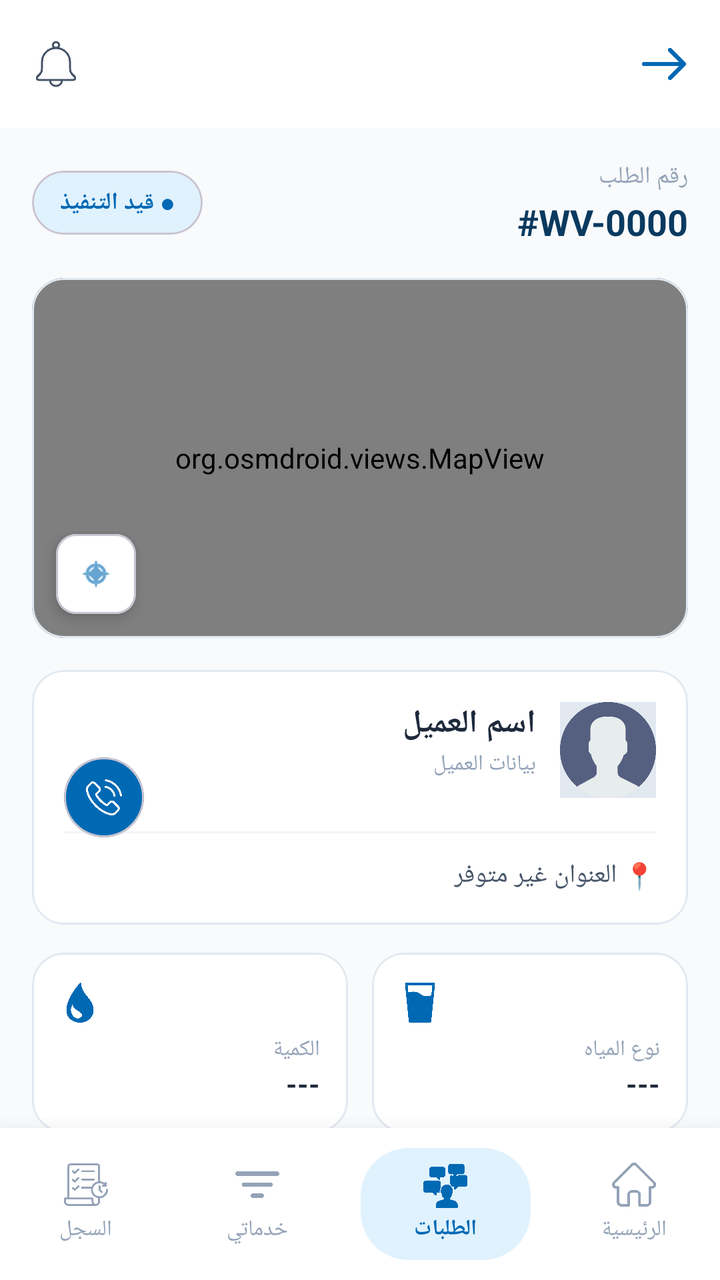
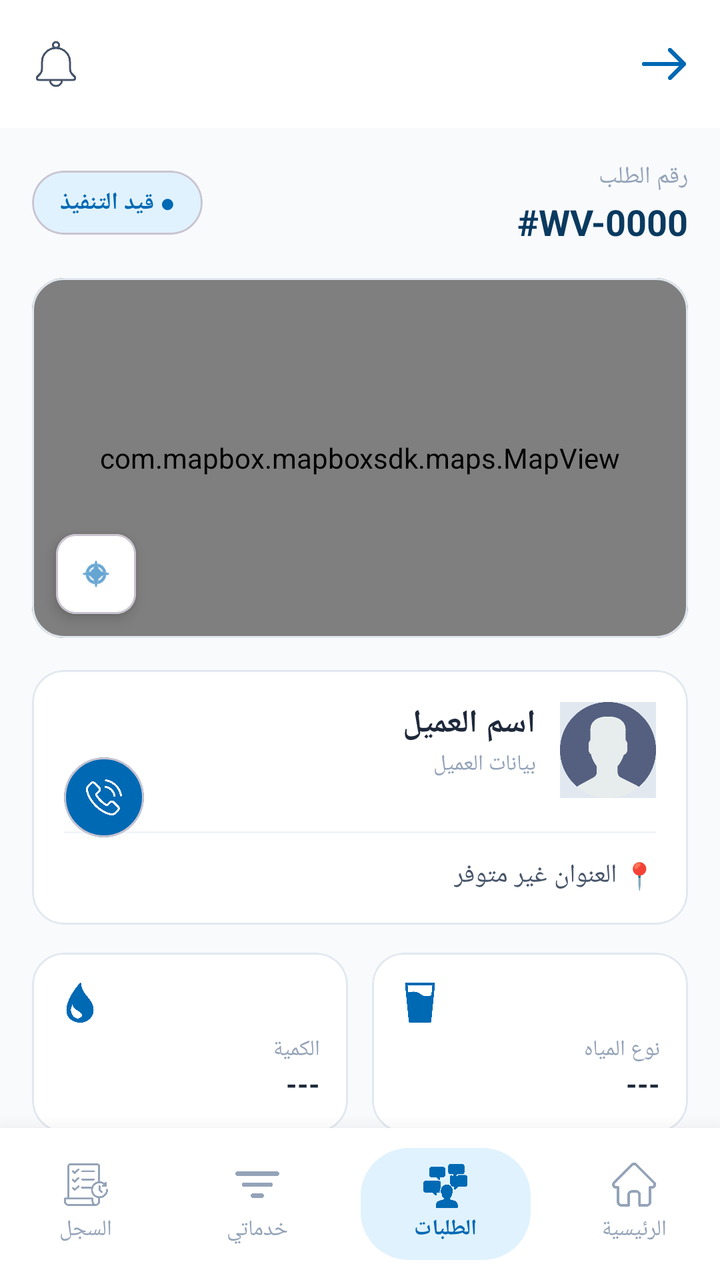

Two renders of the same Android screen: before a commit and after it. Below are the layout's source before the change and the commit's diff.
<!-- AndroidManifest.xml: application theme Theme.GraduationProject -->
<!-- res/layout/activity_provider_order_details.xml -->
<?xml version="1.0" encoding="utf-8"?>
<androidx.constraintlayout.widget.ConstraintLayout
    xmlns:android="http://schemas.android.com/apk/res/android"
    xmlns:app="http://schemas.android.com/apk/res-auto"
    xmlns:tools="http://schemas.android.com/tools"
    android:layout_width="match_parent"
    android:layout_height="match_parent"
    android:background="#F8FAFC"
    android:layoutDirection="rtl">

    <RelativeLayout
        android:id="@+id/layoutHeaderDetails"
        android:layout_width="match_parent"
        android:layout_height="64dp"
        android:background="#FFFFFF"
        android:paddingHorizontal="16dp"
        app:layout_constraintTop_toTopOf="parent">

        <ImageView
            android:id="@+id/btnBack"
            android:layout_width="24dp"
            android:layout_height="24dp"
            android:layout_alignParentRight="true"
            android:layout_centerVertical="true"
            android:src="@drawable/back"
            android:contentDescription="رجوع"
            app:tint="#0069B4" />

        <ImageView
            android:id="@+id/btnNotification"
            android:layout_width="24dp"
            android:layout_height="24dp"
            android:layout_alignParentLeft="true"
            android:layout_centerVertical="true"
            android:src="@drawable/notification"
            android:contentDescription="التنبيهات"
            app:tint="#475569" />
    </RelativeLayout>

    <ScrollView
        android:layout_width="match_parent"
        android:layout_height="0dp"
        android:fillViewport="true"
        android:scrollbars="none"
        app:layout_constraintTop_toBottomOf="@id/layoutHeaderDetails"
        app:layout_constraintBottom_toTopOf="@id/bottomNavProvider">

        <LinearLayout
            android:layout_width="match_parent"
            android:layout_height="wrap_content"
            android:orientation="vertical"
            android:padding="16dp">

            <RelativeLayout
                android:layout_width="match_parent"
                android:layout_height="wrap_content"
                android:layout_marginBottom="16dp">

                <LinearLayout
                    android:layout_width="wrap_content"
                    android:layout_height="wrap_content"
                    android:orientation="vertical"
                    android:layout_alignParentRight="true">
                    <TextView
                        android:layout_width="wrap_content"
                        android:layout_height="wrap_content"
                        android:text="رقم الطلب"
                        android:textColor="#94A3B8"
                        android:textSize="12sp" />
                    <TextView
                        android:id="@+id/tvOrderNumber"
                        android:layout_width="wrap_content"
                        android:layout_height="wrap_content"
                        android:text="#WV-0000"
                        android:textColor="#0A3A60"
                        android:textSize="18sp"
                        android:textStyle="bold"
                        android:layout_marginTop="2dp" />
                </LinearLayout>

                <com.google.android.material.card.MaterialCardView
                    android:layout_width="wrap_content"
                    android:layout_height="32dp"
                    android:layout_alignParentLeft="true"
                    android:layout_centerVertical="true"
                    app:cardBackgroundColor="#E0F2FE"
                    app:cardCornerRadius="16dp"
                    app:cardElevation="0dp">
                    <TextView
                        android:id="@+id/tvOrderStatus"
                        android:layout_width="wrap_content"
                        android:layout_height="wrap_content"
                        android:layout_gravity="center"
                        android:paddingHorizontal="14dp"
                        android:text="● قيد التنفيذ"
                        android:textColor="#0069B4"
                        android:textSize="12sp"
                        android:textStyle="bold" />
                </com.google.android.material.card.MaterialCardView>
            </RelativeLayout>

            <com.google.android.material.card.MaterialCardView
                android:layout_width="match_parent"
                android:layout_height="180dp"
                android:layout_marginBottom="16dp"
                app:cardCornerRadius="16dp"
                app:cardElevation="0dp"
                app:strokeColor="#E2E8F0"
                app:strokeWidth="1dp">

                <RelativeLayout
                    android:layout_width="match_parent"
                    android:layout_height="match_parent">

                    <org.osmdroid.views.MapView
                        android:id="@+id/mapView"
                        android:layout_width="match_parent"
                        android:layout_height="match_parent" />

                    <com.google.android.material.card.MaterialCardView
                        android:layout_width="40dp"
                        android:layout_height="40dp"
                        android:layout_alignParentLeft="true"
                        android:layout_alignParentBottom="true"
                        android:layout_margin="12dp"
                        app:cardBackgroundColor="#FFFFFF"
                        app:cardCornerRadius="10dp"
                        app:cardElevation="4dp">

                        <ImageView
                            android:layout_width="20dp"
                            android:layout_height="17dp"
                            android:layout_gravity="center"
                            android:src="@android:drawable/ic_menu_compass"
                            android:contentDescription="بوصلة"
                            app:tint="#0069B4" />
                    </com.google.android.material.card.MaterialCardView>
                </RelativeLayout>
            </com.google.android.material.card.MaterialCardView>

            <com.google.android.material.card.MaterialCardView
                android:layout_width="match_parent"
                android:layout_height="wrap_content"
                android:layout_marginBottom="14dp"
                app:cardBackgroundColor="#FFFFFF"
                app:cardCornerRadius="16dp"
                app:cardElevation="0dp"
                app:strokeColor="#E2E8F0"
                app:strokeWidth="1dp">

                <RelativeLayout
                    android:layout_width="match_parent"
                    android:layout_height="wrap_content"
                    android:padding="16dp">

                    <View
                        android:id="@+id/dividerCustomer"
                        android:layout_width="match_parent"
                        android:layout_height="1dp"
                        android:layout_below="@id/layoutCustomerInfo"
                        android:layout_marginTop="26dp"
                        android:background="#F1F5F9" />

                    <com.google.android.material.imageview.ShapeableImageView
                        android:id="@+id/imgCustomer"
                        android:layout_width="48dp"
                        android:layout_height="48dp"
                        android:layout_alignParentRight="true"
                        android:src="@drawable/user"
                        android:contentDescription="صورة العميل"
                        android:background="#E2E8F0" />

                    <LinearLayout
                        android:id="@+id/layoutCustomerInfo"
                        android:layout_width="wrap_content"
                        android:layout_height="wrap_content"
                        android:orientation="vertical"
                        android:layout_toLeftOf="@id/imgCustomer"
                        android:layout_marginRight="12dp">
                        <TextView
                            android:id="@+id/tvCustomerName"
                            android:layout_width="wrap_content"
                            android:layout_height="wrap_content"
                            android:text="اسم العميل"
                            android:textColor="#1E293B"
                            android:textSize="16sp"
                            android:textStyle="bold" />
                        <TextView
                            android:layout_width="wrap_content"
                            android:layout_height="wrap_content"
                            android:text="بيانات العميل"
                            android:textColor="#94A3B8"
                            android:textSize="11sp"
                            android:layout_marginTop="2dp" />
                    </LinearLayout>

                    <com.google.android.material.card.MaterialCardView
                        android:id="@+id/btnCallCustomer"
                        android:layout_width="40dp"
                        android:layout_height="40dp"
                        android:layout_alignParentLeft="true"
                        android:layout_centerVertical="true"
                        app:cardBackgroundColor="#0069B4"
                        app:cardCornerRadius="20dp"
                        app:cardElevation="0dp"
                        android:clickable="true"
                        android:focusable="true">
                        <ImageView
                            android:layout_width="22dp"
                            android:layout_height="18dp"
                            android:layout_gravity="center"
                            android:src="@drawable/call"
                            android:contentDescription="اتصال"
                            app:tint="#FFFFFF" />
                    </com.google.android.material.card.MaterialCardView>

                    <TextView
                        android:id="@+id/tvCustomerAddress"
                        android:layout_width="wrap_content"
                        android:layout_height="wrap_content"
                        android:layout_below="@id/dividerCustomer"
                        android:layout_alignParentRight="true"
                        android:layout_marginTop="12dp"
                        android:text="📍 العنوان غير متوفر"
                        android:textColor="#475569"
                        android:textSize="13sp" />
                </RelativeLayout>
            </com.google.android.material.card.MaterialCardView>

            <LinearLayout
                android:layout_width="match_parent"
                android:layout_height="wrap_content"
                android:orientation="horizontal"
                android:weightSum="2"
                android:layout_marginBottom="14dp">

                <com.google.android.material.card.MaterialCardView
                    android:layout_width="0dp"
                    android:layout_height="90dp"
                    android:layout_weight="1"
                    android:layout_marginLeft="6dp"
                    app:cardBackgroundColor="#FFFFFF"
                    app:cardCornerRadius="16dp"
                    app:cardElevation="0dp"
                    app:strokeColor="#E2E8F0"
                    app:strokeWidth="1dp">
                    <LinearLayout
                        android:layout_width="match_parent"
                        android:layout_height="match_parent"
                        android:orientation="vertical"
                        android:gravity="center_vertical|right"
                        android:padding="14dp">
                        <ImageView
                            android:layout_width="20dp"
                            android:layout_height="20dp"
                            android:src="@drawable/glass"
                            android:layout_gravity="left"
                            android:contentDescription="أيقونة نوع المياه"
                            app:tint="#0069B4" />
                        <TextView
                            android:layout_width="wrap_content"
                            android:layout_height="wrap_content"
                            android:text="نوع المياه"
                            android:textColor="#94A3B8"
                            android:textSize="11sp"
                            android:layout_marginTop="6dp" />
                        <TextView
                            android:id="@+id/tvWaterType"
                            android:layout_width="wrap_content"
                            android:layout_height="wrap_content"
                            android:text="---"
                            android:textColor="#1E293B"
                            android:textSize="14sp"
                            android:textStyle="bold" />
                    </LinearLayout>
                </com.google.android.material.card.MaterialCardView>

                <com.google.android.material.card.MaterialCardView
                    android:layout_width="0dp"
                    android:layout_height="90dp"
                    android:layout_weight="1"
                    android:layout_marginRight="6dp"
                    app:cardBackgroundColor="#FFFFFF"
                    app:cardCornerRadius="16dp"
                    app:cardElevation="0dp"
                    app:strokeColor="#E2E8F0"
                    app:strokeWidth="1dp">
                    <LinearLayout
                        android:layout_width="match_parent"
                        android:layout_height="match_parent"
                        android:orientation="vertical"
                        android:gravity="center_vertical|right"
                        android:padding="14dp">
                        <ImageView
                            android:layout_width="20dp"
                            android:layout_height="20dp"
                            android:src="@drawable/drop"
                            android:layout_gravity="left"
                            android:contentDescription="أيقونة الكمية"
                            app:tint="#0069B4" />
                        <TextView
                            android:layout_width="wrap_content"
                            android:layout_height="wrap_content"
                            android:text="الكمية"
                            android:textColor="#94A3B8"
                            android:textSize="11sp"
                            android:layout_marginTop="6dp" />
                        <TextView
                            android:id="@+id/tvWaterQty"
                            android:layout_width="wrap_content"
                            android:layout_height="wrap_content"
                            android:text="---"
                            android:textColor="#1E293B"
                            android:textSize="14sp"
                            android:textStyle="bold" />
                    </LinearLayout>
                </com.google.android.material.card.MaterialCardView>
            </LinearLayout>

            <com.google.android.material.card.MaterialCardView
                android:layout_width="match_parent"
                android:layout_height="54dp"
                android:layout_marginBottom="24dp"
                app:cardBackgroundColor="#E0F2FE"
                app:cardCornerRadius="14dp"
                app:cardElevation="0dp">
                <RelativeLayout
                    android:layout_width="match_parent"
                    android:layout_height="match_parent"
                    android:paddingHorizontal="16dp">
                    <TextView
                        android:layout_width="wrap_content"
                        android:layout_height="wrap_content"
                        android:layout_alignParentRight="true"
                        android:layout_centerVertical="true"
                        android:text="إجمالي الفاتورة"
                        android:textColor="#0A3A60"
                        android:textSize="14sp"
                        android:textStyle="bold" />
                    <TextView
                        android:id="@+id/tvPriceTotal"
                        android:layout_width="wrap_content"
                        android:layout_height="wrap_content"
                        android:layout_alignParentLeft="true"
                        android:layout_centerVertical="true"
                        android:text="0.00 ₪"
                        android:textColor="#0069B4"
                        android:textSize="16sp"
                        android:textStyle="bold" />
                </RelativeLayout>
            </com.google.android.material.card.MaterialCardView>

            <com.google.android.material.button.MaterialButton
                android:id="@+id/btnConfirmArrival"
                android:layout_width="match_parent"
                android:layout_height="48dp"
                android:text="تأكيد الوصول للموقع"
                android:textColor="#0069B4"
                android:backgroundTint="#FFFFFF"
                android:textSize="14sp"
                android:textStyle="bold"
                app:cornerRadius="24dp"
                app:strokeColor="#0069B4"
                app:strokeWidth="1.5dp"
                android:insetTop="0dp"
                android:insetBottom="0dp"
                android:layout_marginBottom="12dp"
                android:visibility="gone"/>

            <com.google.android.material.button.MaterialButton
                android:id="@+id/btnCompleteTask"
                android:layout_width="match_parent"
                android:layout_height="48dp"
                android:text="إتمام المهمة بنجاح"
                android:textColor="#FFFFFF"
                android:backgroundTint="#0069B4"
                android:textSize="14sp"
                android:textStyle="bold"
                app:cornerRadius="24dp"
                android:insetTop="0dp"
                android:insetBottom="0dp"
                android:layout_marginBottom="16dp"
                android:visibility="gone"/>

        </LinearLayout>
    </ScrollView>

    <LinearLayout
        android:id="@+id/bottomNavProvider"
        android:layout_width="match_parent"
        android:layout_height="76dp"
        android:background="#FFFFFF"
        android:orientation="horizontal"
        android:gravity="center_vertical"
        app:layout_constraintBottom_toBottomOf="parent"
        android:elevation="16dp">

        <LinearLayout
            android:id="@+id/navProviderDashboard"
            android:layout_width="0dp"
            android:layout_height="wrap_content"
            android:layout_weight="1"
            android:orientation="vertical"
            android:gravity="center"
            android:clickable="true"
            android:focusable="true">
            <ImageView
                android:layout_width="22dp"
                android:layout_height="22dp"
                android:src="@drawable/home"
                app:tint="#94A3B8" />
            <TextView
                android:layout_width="wrap_content"
                android:layout_height="wrap_content"
                android:text="الرئيسية"
                android:textColor="#94A3B8"
                android:textSize="11sp"
                android:layout_marginTop="4dp" />
        </LinearLayout>

        <LinearLayout
            android:id="@+id/navProviderOrders"
            android:layout_width="0dp"
            android:layout_height="match_parent"
            android:layout_weight="1.2"
            android:gravity="center"
            android:clickable="true"
            android:focusable="true">
            <LinearLayout
                android:layout_width="85dp"
                android:layout_height="56dp"
                android:background="@drawable/bg_active_nav_badge"
                android:orientation="vertical"
                android:gravity="center"
                android:paddingVertical="6dp">
                <ImageView
                    android:layout_width="22dp"
                    android:layout_height="22dp"
                    android:src="@drawable/personal"
                    app:tint="#0069B4" />
                <TextView
                    android:layout_width="wrap_content"
                    android:layout_height="wrap_content"
                    android:text="الطلبات"
                    android:textColor="#0069B4"
                    android:textSize="11sp"
                    android:textStyle="bold"
                    android:layout_marginTop="3dp" />
            </LinearLayout>
        </LinearLayout>

        <LinearLayout
            android:id="@+id/navProviderServices"
            android:layout_width="0dp"
            android:layout_height="wrap_content"
            android:layout_weight="1"
            android:orientation="vertical"
            android:gravity="center"
            android:clickable="true"
            android:focusable="true">
            <ImageView
                android:layout_width="22dp"
                android:layout_height="22dp"
                android:src="@drawable/filter"
                app:tint="#94A3B8" />
            <TextView
                android:layout_width="wrap_content"
                android:layout_height="wrap_content"
                android:text="خدماتي"
                android:textColor="#94A3B8"
                android:textSize="11sp"
                android:layout_marginTop="4dp" />
        </LinearLayout>

        <LinearLayout
            android:id="@+id/navProviderHistory"
            android:layout_width="0dp"
            android:layout_height="wrap_content"
            android:layout_weight="1"
            android:orientation="vertical"
            android:gravity="center"
            android:clickable="true"
            android:focusable="true">
            <ImageView
                android:layout_width="22dp"
                android:layout_height="22dp"
                android:src="@drawable/payment"
                app:tint="#94A3B8" />
            <TextView
                android:layout_width="wrap_content"
                android:layout_height="wrap_content"
                android:text="السجل"
                android:textColor="#94A3B8"
                android:textSize="11sp"
                android:layout_marginTop="4dp" />
        </LinearLayout>
    </LinearLayout>

</androidx.constraintlayout.widget.ConstraintLayout>
<!-- resources referenced by this layout -->
<resources>
  <!-- drawable back: png bitmap (drawable, 3478 bytes) -->
  <!-- drawable bg_active_nav_badge (drawable) -->
  <?xml version="1.0" encoding="utf-8"?>
  <shape xmlns:android="http://schemas.android.com/apk/res/android"
      android:shape="rectangle">
      <solid android:color="#E0F2FE" /> <corners android:radius="24dp" />  </shape>
  <!-- drawable call: png bitmap (drawable, 11726 bytes) -->
  <!-- drawable drop: png bitmap (drawable, 6350 bytes) -->
  <!-- drawable filter: png bitmap (drawable, 3962 bytes) -->
  <!-- drawable glass: png bitmap (drawable, 8189 bytes) -->
  <!-- drawable home: png bitmap (drawable, 8020 bytes) -->
  <!-- drawable notification: png bitmap (drawable, 10754 bytes) -->
  <!-- drawable payment: png bitmap (drawable, 15944 bytes) -->
  <!-- drawable personal: png bitmap (drawable, 20543 bytes) -->
  <!-- drawable user: png bitmap (drawable, 19440 bytes) -->
  <style name="Theme.GraduationProject" parent="Base.Theme.GraduationProject" />
  <style name="Base.Theme.GraduationProject" parent="Theme.Material3.DayNight.NoActionBar">
          
          
      </style>
</resources>

<!-- the commit's change to res/layout/activity_provider_order_details.xml (unified diff, before → after) -->
@@ -112,7 +112,7 @@
                     android:layout_width="match_parent"
                     android:layout_height="match_parent">
 
-                    <org.osmdroid.views.MapView
+                    <com.mapbox.mapboxsdk.maps.MapView
                         android:id="@+id/mapView"
                         android:layout_width="match_parent"
                         android:layout_height="match_parent" />
